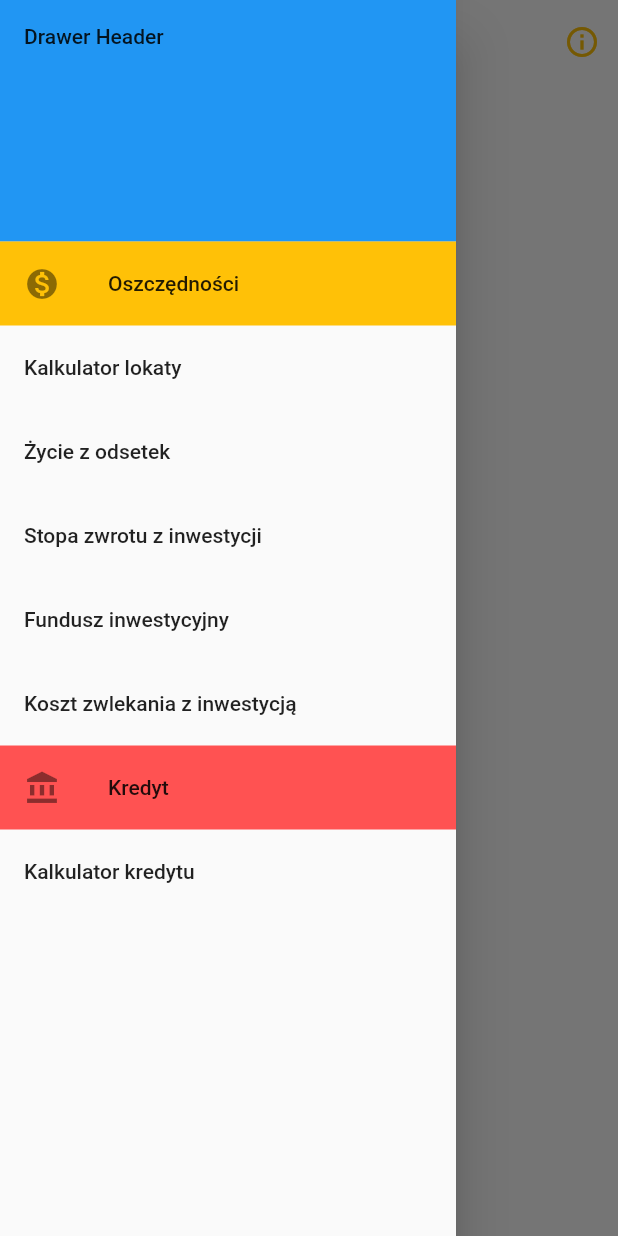
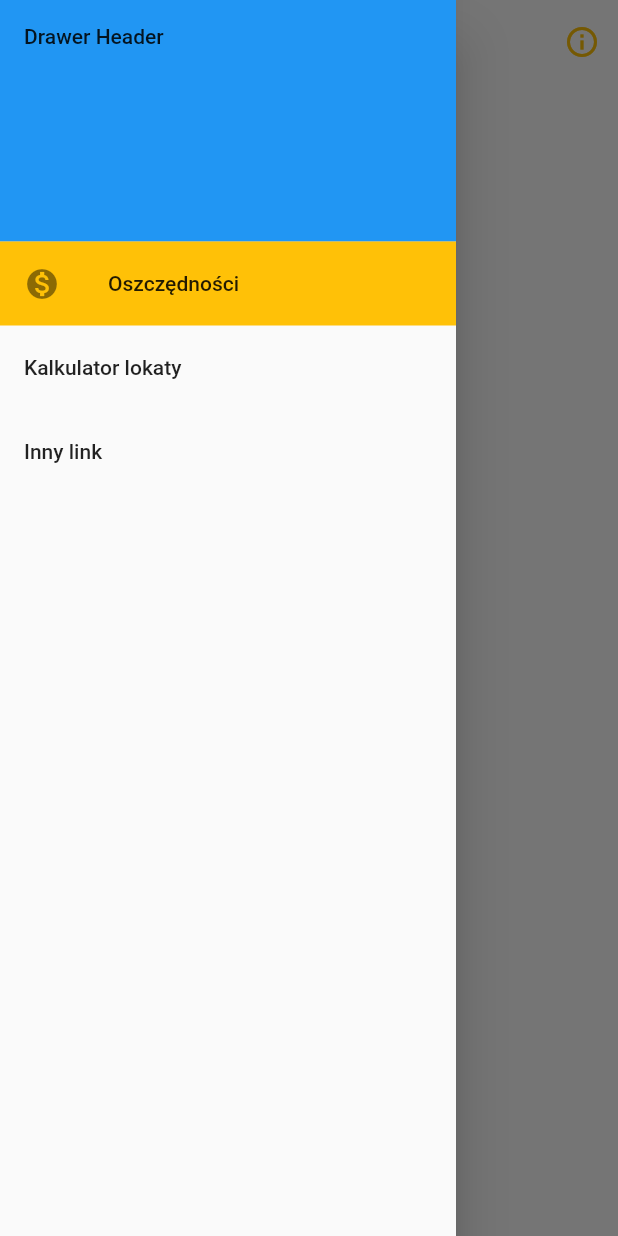
Before and after one commit to TechnologicznaSowa/finansowa, a Flutter app: the screen it shows after launch, with the side drawer open, on a phone screen of 412 x 824 dp. Run offline on Flutter 3.47's test engine with Material 2 defaults, Android fonts, the phone set to English and light mode, and no system bars.

Commit message:
for simple presentation

```diff
--- a/lib/main.dart
+++ b/lib/main.dart
@@ -1,4 +1,4 @@
-import 'package:finansowa/src/home_screen.dart';
+import 'package:finansowa/src/stateless_home_screen.dart';
 import 'package:flutter/material.dart';
 
 void main() => runApp(MyApp());
@@ -12,7 +12,7 @@ class MyApp extends StatelessWidget {
       theme: ThemeData(
         primarySwatch: Colors.blue,
       ),
-      home: HomeScreen(),
+      home: StatelessHomeScreen(),
     );
   }
 }
--- a/lib/src/home_screen.dart
+++ /dev/null
@@ -1,177 +0,0 @@
-import 'package:flutter/material.dart';
-
-class HomeScreen extends StatefulWidget {
-  @override
-  _HomeScreenState createState() => _HomeScreenState();
-}
-
-class _HomeScreenState extends State<HomeScreen> {
-  _PageRoot pageRoot = _PageRoot.HomeScreen;
-
-  @override
-  Widget build(BuildContext context) {
-    return Scaffold(
-      appBar: _buildAppBar(),
-      drawer: _buildDrawer(),
-      body: _buildBody(),
-      backgroundColor: Colors.white,
-    );
-  }
-
-  _buildAppBar() {
-    Builder leading = Builder(
-        builder: (context) => IconButton(
-              icon: new Icon(Icons.list),
-              color: Colors.amber,
-              onPressed: () => Scaffold.of(context).openDrawer(),
-            ));
-
-    Text title = Text(
-      'FinanSowa',
-      style: TextStyle(
-          fontFamily: 'Pacifico',
-          color: Colors.black,
-          fontSize: 25,
-          fontWeight: FontWeight.bold),
-    );
-
-    var actions = <Widget>[
-      IconButton(
-        icon: Icon(Icons.info_outline),
-        color: Colors.amber,
-        onPressed: () => _push(context),
-      )
-    ];
-
-    return AppBar(
-      leading: leading,
-      title: title,
-      actions: actions,
-      elevation: 0.0,
-      backgroundColor: Colors.white,
-    );
-  }
-
-  _push(BuildContext context) {
-    Navigator.push(
-      context,
-      MaterialPageRoute(builder: (context) => SecondRoute()),
-    );
-  }
-
-  _buildDrawer() {
-    DrawerHeader drawerHeader = DrawerHeader(
-      margin: EdgeInsets.all(0),
-      child: Text('Drawer Header'),
-      decoration: BoxDecoration(color: Colors.blue),
-    );
-
-    ListTile savings = ListTile(
-      leading: Icon(Icons.monetization_on),
-      title: Text(
-        'Oszczędności',
-      ),
-    );
-    Container savingsSection = Container(
-      child: DecoratedBox(
-          decoration: BoxDecoration(color: Colors.amber), child: savings),
-    );
-    ListTile investmentCalculator =
-        _buildSectionItem('Kalkulator lokaty', _PageRoot.InvestmentCalculator);
-    ListTile lifeFromInterest =
-        _buildSectionItem('Życie z odsetek', _PageRoot.LifeFromInterest);
-    ListTile returnFromInvestment = _buildSectionItem(
-        'Stopa zwrotu z inwestycji', _PageRoot.LifeFromInterest);
-    ListTile investFund = _buildSectionItem(
-        'Fundusz inwestycyjny', _PageRoot.LifeFromInterest);
-    ListTile delayingInvestment = _buildSectionItem(
-        'Koszt zwlekania z inwestycją', _PageRoot.LifeFromInterest);
-
-    ListTile credit = ListTile(
-      leading: Icon(Icons.account_balance),
-      title: Text(
-        'Kredyt',
-      ),
-    );
-    Container creditSection = Container(
-      child: DecoratedBox(
-          decoration: BoxDecoration(color: Colors.redAccent), child: credit),
-    );
-    ListTile creditCalculator =
-    _buildSectionItem('Kalkulator kredytu', _PageRoot.InvestmentCalculator);
-
-    List<Widget> children = [
-      drawerHeader,
-      savingsSection,
-      investmentCalculator,
-      lifeFromInterest,
-      returnFromInvestment,
-      investFund,
-      delayingInvestment,
-      creditSection,
-      creditCalculator
-    ];
-    ListView listView = ListView(padding: EdgeInsets.zero, children: children);
-
-    return Drawer(
-      child: listView,
-    );
-  }
-
-  _buildSectionItem(String text, _PageRoot pageRoot) {
-    return ListTile(
-      title: Text(text),
-      onTap: () {
-        Navigator.pop(context);
-        this.setState(() {
-          this.pageRoot = pageRoot;
-        });
-      },
-    );
-  }
-
-  _buildBody() {
-    switch (pageRoot) {
-      case _PageRoot.HomeScreen:
-        return Home('home');
-      case _PageRoot.InvestmentCalculator:
-        return Home('second');
-      default:
-        return Home('404');
-    }
-  }
-}
-
-enum _PageRoot { HomeScreen, InvestmentCalculator, LifeFromInterest }
-
-class Home extends StatelessWidget {
-  final String text;
-
-  Home(this.text);
-
-  @override
-  Widget build(BuildContext context) {
-    return Center(
-      child: Text(text),
-    );
-  }
-}
-
-class SecondRoute extends StatelessWidget {
-  @override
-  Widget build(BuildContext context) {
-    return Scaffold(
-      appBar: AppBar(
-        title: Text("Second Route"),
-      ),
-      body: Center(
-        child: RaisedButton(
-          onPressed: () {
-            Navigator.pop(context);
-          },
-          child: Text('Go back!X'),
-        ),
-      ),
-    );
-  }
-}
--- /dev/null
+++ b/lib/src/page/elements/screen_elements.dart
@@ -0,0 +1,74 @@
+import 'package:finansowa/src/route/page_root.dart';
+import 'package:flutter/cupertino.dart';
+import 'package:flutter/material.dart';
+
+class FinAppDrawer extends StatelessWidget {
+  final DrawerHeader _drawerHeader = DrawerHeader(
+    margin: EdgeInsets.all(0),
+    child: Text('Drawer Header'),
+    decoration: BoxDecoration(color: Colors.blue),
+  );
+
+  final Widget _savingsSection =
+      FinnAppDrawerSection("Oszczędności",
+          Icons.monetization_on,
+          Colors.amber);
+
+  final Widget _investmentCalculator = FinAppDrawerElement(
+      'Kalkulator lokaty', FinPageRoute.InvestmentCalculator);
+  final Widget _somethingElse = FinAppDrawerElement(
+      'Inny link', FinPageRoute.LifeFromInterest);
+
+  @override
+  Widget build(BuildContext context) {
+    return Drawer(
+      child: ListView(
+        padding: EdgeInsets.zero,
+        children: <Widget>[
+          _drawerHeader,
+          _savingsSection,
+          _investmentCalculator,
+          _somethingElse
+        ],
+      ),
+    );
+  }
+}
+
+class FinnAppDrawerSection extends StatelessWidget {
+  final String _title;
+  final IconData _iconData;
+  final MaterialColor _color;
+
+  FinnAppDrawerSection(this._title, this._iconData, this._color);
+
+  @override
+  Widget build(BuildContext context) {
+    return Container(
+      child: DecoratedBox(
+        decoration: BoxDecoration(color: _color),
+        child: ListTile(
+          leading: Icon(_iconData),
+          title: Text(_title),
+        ),
+      ),
+    );
+  }
+}
+
+class FinAppDrawerElement extends StatelessWidget {
+  final String _title;
+  final FinPageRoute _pageRoot;
+
+  FinAppDrawerElement(this._title, this._pageRoot);
+
+  @override
+  Widget build(BuildContext context) {
+    return ListTile (
+      title: Text(_title),
+      onTap: () {
+        Navigator.pop(context);
+      },
+    );
+  }
+}
--- /dev/null
+++ b/lib/src/page/home_page.dart
@@ -0,0 +1,35 @@
+import 'package:finansowa/src/route/page_root.dart';
+import 'package:flutter/material.dart';
+
+class HomePage extends StatefulWidget {
+
+
+
+  @override
+  _HomePageState createState() => _HomePageState();
+}
+
+class _HomePageState extends State<HomePage> {
+  FinPageRoute pageRoot = FinPageRoute.HomeScreen;
+
+  @override
+  Widget build(BuildContext context) {
+    print('_HomePageState build');
+    return  Center(
+        child: Text(_textOfPageRoot(pageRoot)),
+      );
+  }
+
+  String _textOfPageRoot(FinPageRoute pageRoot) {
+    switch(pageRoot) {
+      case FinPageRoute.HomeScreen:
+        return 'HomeScreen';
+      case FinPageRoute.InvestmentCalculator:
+        return 'InvestmentCalculator';
+      case FinPageRoute.LifeFromInterest:
+        return 'LifeFromInterest';
+      default:
+        return '404';
+    }
+  }
+}
--- /dev/null
+++ b/lib/src/route/page_root.dart
@@ -0,0 +1 @@
+enum FinPageRoute { HomeScreen, InvestmentCalculator, LifeFromInterest }
--- /dev/null
+++ b/lib/src/stateless_home_screen.dart
@@ -0,0 +1,69 @@
+import 'package:finansowa/src/page/elements/screen_elements.dart';
+import 'package:finansowa/src/page/home_page.dart';
+import 'package:flutter/material.dart';
+
+class StatelessHomeScreen extends StatelessWidget {
+  final Builder leading = Builder(
+      builder: (context) => IconButton(
+            icon: new Icon(Icons.list),
+            color: Colors.amber,
+            onPressed: () => Scaffold.of(context).openDrawer(),
+          ));
+
+  final Text title = Text(
+    'FinanSowa',
+    style: TextStyle(
+        fontFamily: 'Pacifico',
+        color: Colors.black,
+        fontSize: 25,
+        fontWeight: FontWeight.bold),
+  );
+
+  @override
+  Widget build(BuildContext context) {
+    return Scaffold(
+      appBar: AppBar(
+        leading: leading,
+        title: title,
+        actions: <Widget>[
+          IconButton(
+            icon: Icon(Icons.info_outline),
+            color: Colors.amber,
+            onPressed: ()=> _infoRoute(context),
+          )
+        ],
+        elevation: 0.0,
+        backgroundColor: Colors.white,
+      ),
+      drawer: FinAppDrawer(),
+      body: HomePage(),
+      backgroundColor: Colors.white,
+
+    );
+  }
+
+  _infoRoute(BuildContext context) {
+    Navigator.push(
+        context,
+        MaterialPageRoute(builder: (context) => SecondRoute()));
+  }
+}
+
+class SecondRoute extends StatelessWidget {
+  @override
+  Widget build(BuildContext context) {
+    return Scaffold(
+      appBar: AppBar(
+        title: Text("Second Route"),
+      ),
+      body: Center(
+        child: RaisedButton(
+          onPressed: () {
+            Navigator.pop(context);
+          },
+          child: Text('Go back!X'),
+        ),
+      ),
+    );
+  }
+}
```
